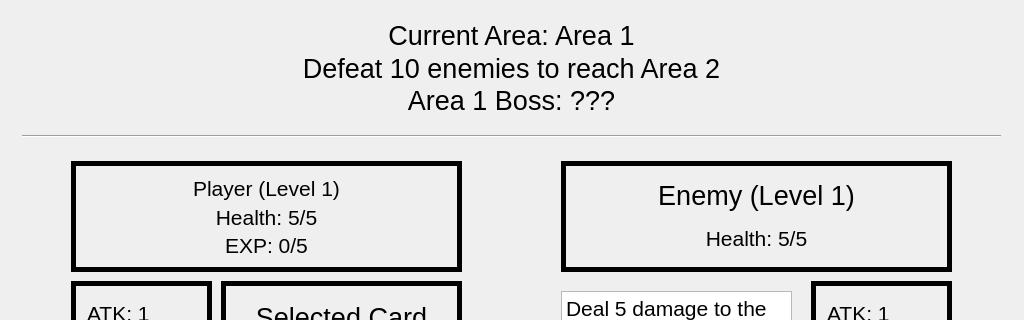
Before: the Qt Designer form mainwindow.ui in danzmoses/cs100-project, drawn with Qt 5; both pictures show x 0 to 1024 and y 0 to 320 of the 1024 by 768 pixel window.
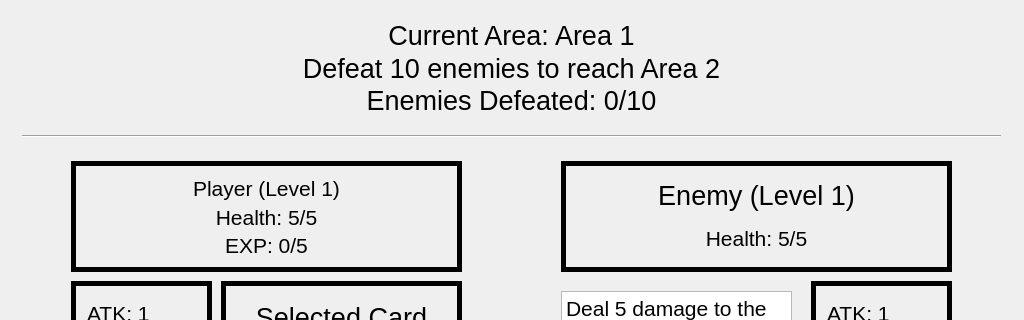
After: the same form once the commit is applied. The open tabs and pages were chosen to show the change.

Commit message: Player can initiate the next battle if they defeat an enemy - If player dies, they must return to the main menu - Area enemies reset if the player loses - # of enemies the player has defeated is displayed in battle

The edit to the form file:
```diff
--- a/mainwindow.ui
+++ b/mainwindow.ui
@@ -1582,7 +1582,7 @@
             </font>
            </property>
            <property name="text">
-            <string>Area 1 Boss: ???</string>
+            <string>Enemies Defeated: 0/10</string>
            </property>
            <property name="alignment">
             <set>Qt::AlignCenter</set>
```
Left out of the diff: 6 changed lines with no effect on the pictures. The commit also changes 2 other files.
